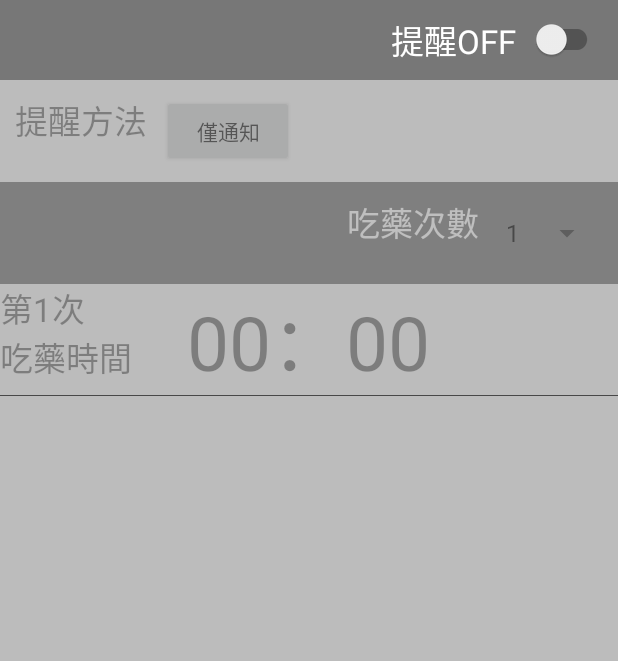
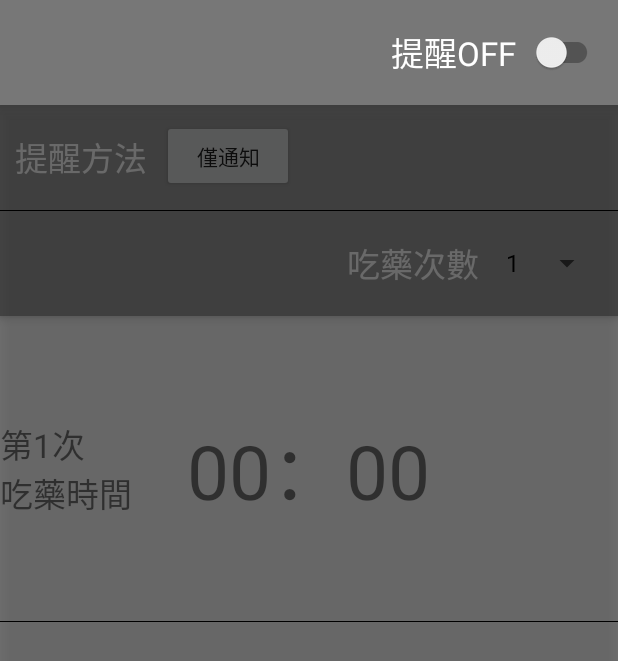
Before and after one commit to u07f08/app_demo, an Android app: the fragment AlarmFragment shown on its own in the app's theme, on a phone screen of 412 x 824 dp. Shown: the top 661 px of the screen. Run offline under Robolectric (Android 15) with nearby library versions, the phone set to English and light mode, and no system bars.

Commit message:
fix some bug and adjust layout
1.fix alarm will not start up when use more than 1 alarm
2.add layout evaluation
3.adjust alarm page color
4.adjust alarm vibration func

```diff
--- a/app/src/main/java/com/example/flowmahuang/kotlinpractice/broadcastreceiver/AlarmReceiver.kt
+++ b/app/src/main/java/com/example/flowmahuang/kotlinpractice/broadcastreceiver/AlarmReceiver.kt
@@ -27,10 +27,11 @@ class AlarmReceiver : BroadcastReceiver() {
         if (isVibration) {
             val vibrator = context.getSystemService(Service.VIBRATOR_SERVICE) as Vibrator
             if (vibrator.hasVibrator()) {
+                val vibrationTimeArray = longArrayOf(100, 350, 250, 150, 150, 150)
                 if (Build.VERSION.SDK_INT >= Build.VERSION_CODES.O) {
-                    vibrator.vibrate(VibrationEffect.createOneShot(200, VibrationEffect.DEFAULT_AMPLITUDE))
+                    vibrator.vibrate(VibrationEffect.createWaveform(vibrationTimeArray, intArrayOf(255, 255), -1))
                 } else {
-                    vibrator.vibrate(200)
+                    vibrator.vibrate(vibrationTimeArray, -1)
                 }
             }
         }
@@ -44,6 +45,6 @@ class AlarmReceiver : BroadcastReceiver() {
                 .build()
         notificationManager.notify(id, notification)
 
-        Log.e("AlarmReceiver",id.toString())
+        Log.e("AlarmReceiver", id.toString())
     }
 }
--- a/app/src/main/java/com/example/flowmahuang/kotlinpractice/controller/AlarmController.kt
+++ b/app/src/main/java/com/example/flowmahuang/kotlinpractice/controller/AlarmController.kt
@@ -117,6 +117,8 @@ class AlarmController(val mContext: Context) {
     }
 
     fun setRecyclerViewAdapter(view: RecyclerView) {
+        var layoutHeight = view.height
+
         val timeArray = ArrayList<Map<String, Int>>()
         var map = HashMap<String, Int>()
         map.put("hour", mAlarmPreferences.getFirstHour())
@@ -132,6 +134,7 @@ class AlarmController(val mContext: Context) {
         timeArray.add(map)
 
         mRecyclerViewAdapter = AlarmItemRecyclerViewAdapter(mContext, recyclerViewAdapterCallback, timeArray)
+        mRecyclerViewAdapter.setItemHeight(layoutHeight / 3)
         val layoutManager = LinearLayoutManager(mContext)
         layoutManager.orientation = LinearLayoutManager.VERTICAL
 
--- a/app/src/main/java/com/example/flowmahuang/kotlinpractice/module/adapter/AlarmItemRecyclerViewAdapter.kt
+++ b/app/src/main/java/com/example/flowmahuang/kotlinpractice/module/adapter/AlarmItemRecyclerViewAdapter.kt
@@ -22,6 +22,7 @@ class AlarmItemRecyclerViewAdapter(
     private val inflater: LayoutInflater = LayoutInflater.from(mContext)
     private var mInitTimeArray: ArrayList<Map<String, Int>> = initTime
     private var itemCount = 1
+    private var mItemViewHeight = 0
 
     override fun onCreateViewHolder(parent: ViewGroup, viewType: Int): RecyclerView.ViewHolder {
         val v = inflater.inflate(
@@ -37,6 +38,14 @@ class AlarmItemRecyclerViewAdapter(
 
     override fun onBindViewHolder(holder: RecyclerView.ViewHolder?, position: Int) {
         val view = holder!!.itemView
+        if (mItemViewHeight != 0) {
+            val params = ViewGroup.LayoutParams(
+                    ViewGroup.LayoutParams.MATCH_PARENT,
+                    mItemViewHeight
+            )
+            view.layoutParams = params
+        }
+
         val eatTimesView = view.findViewById<TextView>(R.id.item_alarm_eat_times)
         val timeView = view.findViewById<TextView>(R.id.item_alarm_notice_time)
 
@@ -88,4 +97,7 @@ class AlarmItemRecyclerViewAdapter(
         itemCount = item
     }
 
+    fun setItemHeight(height: Int) {
+        mItemViewHeight = height
+    }
 }
--- a/app/src/main/java/com/example/flowmahuang/kotlinpractice/service/AlarmService.kt
+++ b/app/src/main/java/com/example/flowmahuang/kotlinpractice/service/AlarmService.kt
@@ -65,7 +65,8 @@ class AlarmService : Service() {
                 settingMin = Integer.valueOf(mAlarmPreferences.getFirstMin())
             }
         }
-        mAlarmIntent.putExtra(AlarmConstantManager.VIBRATOR_ID,mAlarmPreferences.getVibratorSwitch())
+        mAlarmIntent.putExtra(AlarmConstantManager.VIBRATOR_ID, mAlarmPreferences.getVibratorSwitch())
+        mAlarmIntent.putExtra(AlarmConstantManager.ALARM_ID, id)
         pendingIntent = PendingIntent.getBroadcast(this, id, mAlarmIntent, PendingIntent.FLAG_ONE_SHOT)
 
         calendar.set(Calendar.HOUR_OF_DAY, settingHour)
--- a/app/src/main/java/com/example/flowmahuang/kotlinpractice/view/AlarmFragment.kt
+++ b/app/src/main/java/com/example/flowmahuang/kotlinpractice/view/AlarmFragment.kt
@@ -37,8 +37,10 @@ class AlarmFragment : Fragment() {
 
         initViewInformation()
 
-        mController.setRecyclerViewAdapter(mAlarmSettingTimeRecyclerView)
-        mController.setAlarmTotalTimes(1)
+        mAlarmSettingTimeRecyclerView.post({
+            mController.setRecyclerViewAdapter(mAlarmSettingTimeRecyclerView)
+        })
+
         mAlarmSwitch.setOnCheckedChangeListener(switchChangeListener)
         mAlarmRemindMethodButton.setOnClickListener(clickListener)
         mAlarmRemindFrequencySpinner.onItemSelectedListener = spinnerItemClickListener
@@ -46,7 +48,7 @@ class AlarmFragment : Fragment() {
         return v
     }
 
-    private fun initViewInformation(){
+    private fun initViewInformation() {
         val switchText: String
         if (mController.getAlarmSwitch()) {
             switchText = getString(R.string.alarm_on)
@@ -69,7 +71,6 @@ class AlarmFragment : Fragment() {
         )
         mAlarmRemindFrequencySpinner.adapter = timesArray
         mAlarmRemindFrequencySpinner.setSelection(mController.getAlarmTotalTimes() - 1)
-
     }
 
     private val switchChangeListener = CompoundButton.OnCheckedChangeListener { buttonView, isChecked ->
--- a/app/src/main/res/layout/activity_main_page.xml
+++ b/app/src/main/res/layout/activity_main_page.xml
@@ -7,10 +7,13 @@
     <com.example.flowmahuang.kotlinpractice.component.SlidingTabLayout
         android:id="@+id/main_page_sliding_tabs"
         android:layout_width="match_parent"
-        android:layout_height="wrap_content" />
+        android:layout_height="wrap_content"
+        android:background="#55999999"
+        android:elevation="5dp"/>
 
     <android.support.v4.view.ViewPager
         android:id="@+id/main_page_pager"
         android:layout_width="match_parent"
-        android:layout_height="match_parent" />
+        android:layout_height="match_parent"
+        android:elevation="1dp"/>
 </LinearLayout>
--- a/app/src/main/res/layout/fragment_alarm.xml
+++ b/app/src/main/res/layout/fragment_alarm.xml
@@ -6,8 +6,9 @@
     <RelativeLayout
         android:id="@+id/alarm_switch_container"
         android:layout_width="match_parent"
-        android:layout_height="wrap_content"
+        android:layout_height="70dp"
         android:background="@color/colorGray"
+        android:elevation="8dp"
         android:paddingBottom="10dp"
         android:paddingEnd="10dp"
         android:paddingStart="10dp"
@@ -24,6 +25,7 @@
             android:id="@+id/alarm_switch_title"
             android:layout_width="wrap_content"
             android:layout_height="wrap_content"
+            android:layout_centerVertical="true"
             android:layout_marginEnd="10dp"
             android:layout_toStartOf="@id/alarm_switch"
             android:text="@string/alarm_switch_text"
@@ -35,19 +37,23 @@
     <RelativeLayout
         android:id="@+id/alarm_method_container"
         android:layout_width="match_parent"
-        android:layout_height="wrap_content"
+        android:layout_height="70dp"
         android:layout_below="@id/alarm_switch_container"
+        android:background="@color/colorLightGray"
         android:paddingBottom="10dp"
         android:paddingEnd="10dp"
         android:paddingStart="10dp"
-        android:paddingTop="10dp">
+        android:paddingTop="10dp"
+        android:elevation="4dp">
 
         <TextView
             android:id="@+id/alarm_remind_method_title"
             android:layout_width="wrap_content"
             android:layout_height="wrap_content"
+            android:layout_centerVertical="true"
             android:text="@string/alarm_remind_method_text"
-            android:textSize="@dimen/alarm_switch_text_size" />
+            android:textSize="@dimen/alarm_switch_text_size"
+            android:textColor="@color/colorWhite"/>
 
         <Button
             android:id="@+id/alarm_remind_method_button"
@@ -58,16 +64,25 @@
             android:text="@string/alarm_method_notify" />
     </RelativeLayout>
 
+    <View
+        android:id="@+id/alarm_method_line"
+        android:layout_width="match_parent"
+        android:layout_height="1px"
+        android:layout_below="@id/alarm_method_container"
+        android:background="@color/colorBlack"
+        android:elevation="4dp"/>
+
     <RelativeLayout
         android:id="@+id/alarm_remind_frequency_container"
         android:layout_width="match_parent"
-        android:layout_height="wrap_content"
-        android:layout_below="@id/alarm_method_container"
-        android:background="@color/colorGray"
+        android:layout_height="70dp"
+        android:layout_below="@id/alarm_method_line"
+        android:background="@color/colorLightGray"
         android:paddingBottom="10dp"
         android:paddingEnd="10dp"
         android:paddingStart="10dp"
-        android:paddingTop="10dp">
+        android:paddingTop="10dp"
+        android:elevation="4dp">
 
         <Spinner
             android:id="@+id/alarm_remind_frequency_spinner"
@@ -79,6 +94,7 @@
         <TextView
             android:layout_width="wrap_content"
             android:layout_height="wrap_content"
+            android:layout_centerVertical="true"
             android:layout_marginEnd="10dp"
             android:layout_toStartOf="@id/alarm_remind_frequency_spinner"
             android:text="@string/alarm_eat_frequency_text"
@@ -99,6 +115,7 @@
         android:layout_height="match_parent"
         android:layout_alignParentStart="true"
         android:layout_below="@+id/alarm_switch_container"
-        android:background="#88888888" />
+        android:background="#88000000"
+        android:elevation="6dp"/>
 
 </RelativeLayout>
--- a/app/src/main/res/layout/item_alarm_time_setting.xml
+++ b/app/src/main/res/layout/item_alarm_time_setting.xml
@@ -7,6 +7,7 @@
         android:id="@+id/item_alarm_eat_times"
         android:layout_width="wrap_content"
         android:layout_height="wrap_content"
+        android:layout_centerVertical="true"
         android:text="@string/alarm_eat_times_text"
         android:textSize="22sp"/>
 
@@ -14,7 +15,7 @@
         android:id="@+id/item_alarm_notice_time"
         android:layout_width="wrap_content"
         android:layout_height="wrap_content"
-        android:layout_centerHorizontal="true"
+        android:layout_centerInParent="true"
         android:gravity="center"
         android:text="@string/alarm_time_text_init"
         android:textSize="50sp" />
@@ -22,7 +23,7 @@
     <View
         android:layout_width="match_parent"
         android:layout_height="1px"
-        android:layout_below="@id/item_alarm_notice_time"
-        android:background="@color/colorBlack" />
+        android:background="@color/colorBlack"
+        android:layout_alignParentBottom="true"/>
 
 </RelativeLayout>
--- a/app/src/main/res/values/colors.xml
+++ b/app/src/main/res/values/colors.xml
@@ -5,6 +5,7 @@
     <color name="colorAccent">#FF4081</color>
 
     <color name="colorGray">#FF777777</color>
+    <color name="colorLightGray">#FF999999</color>
     <color name="colorWhite">#FFFFFFFF</color>
     <color name="colorBlack">#FF000000</color>
 </resources>
```
